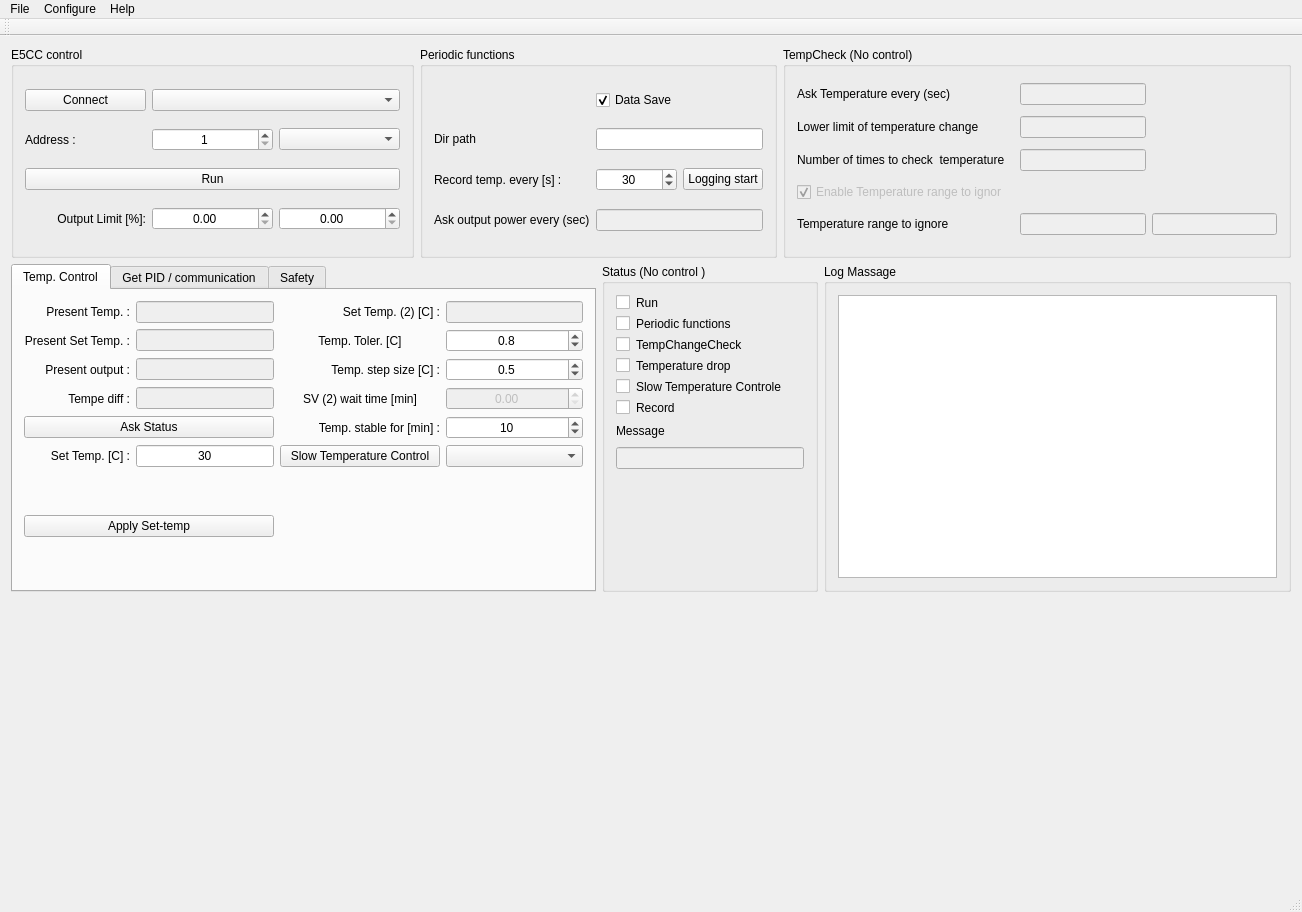
Before: the Qt Designer form mainwindow.ui in daimiura/OmronPID, drawn with Qt 5.
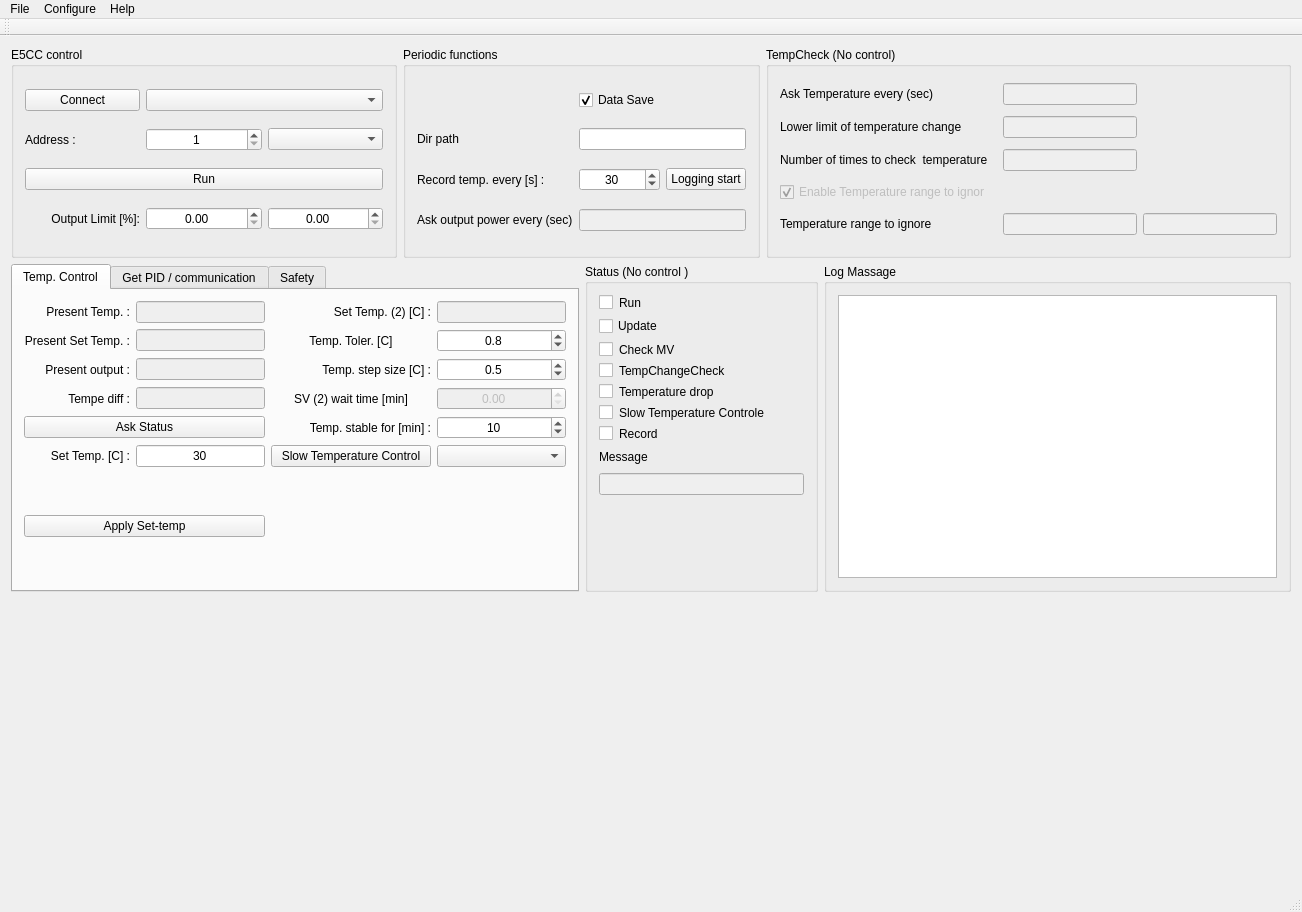
After: the same form once the commit is applied. Custom widgets are drawn as their Qt base class.

The edit to the form file:
```diff
--- a/mainwindow.ui
+++ b/mainwindow.ui
@@ -904,7 +904,14 @@
          </property>
         </widget>
        </item>
-       <item row="1" column="0">
+       <item row="1" column="0" colspan="2">
+        <widget class="QCheckBox" name="checkBoxUpdate">
+         <property name="text">
+          <string>Update</string>
+         </property>
+        </widget>
+       </item>
+       <item row="2" column="0">
         <widget class="QCheckBox" name="checkBoxStatusPeriodic">
          <property name="enabled">
           <bool>true</bool>
@@ -914,14 +921,14 @@
          </property>
         </widget>
        </item>
-       <item row="1" column="1" colspan="2">
+       <item row="2" column="1">
         <widget class="QLabel" name="label_24">
          <property name="text">
-          <string>Periodic functions</string>
+          <string>Check MV</string>
          </property>
         </widget>
        </item>
-       <item row="2" column="0">
+       <item row="3" column="0">
         <widget class="QCheckBox" name="checkBoxStautsTempCheck">
          <property name="enabled">
           <bool>true</bool>
@@ -931,14 +938,14 @@
          </property>
         </widget>
        </item>
-       <item row="2" column="1" colspan="2">
+       <item row="3" column="1" colspan="2">
         <widget class="QLabel" name="label_25">
          <property name="text">
           <string>TempChangeCheck</string>
          </property>
         </widget>
        </item>
-       <item row="3" column="0">
+       <item row="4" column="0">
         <widget class="QCheckBox" name="checkBoxStatusTempDrop">
          <property name="enabled">
           <bool>true</bool>
@@ -948,14 +955,14 @@
          </property>
         </widget>
        </item>
-       <item row="3" column="1" colspan="2">
+       <item row="4" column="1" colspan="2">
         <widget class="QLabel" name="label_26">
          <property name="text">
           <string>Temperature drop</string>
          </property>
         </widget>
        </item>
-       <item row="4" column="0">
+       <item row="5" column="0">
         <widget class="QCheckBox" name="checkBoxStatusSTC">
          <property name="enabled">
           <bool>true</bool>
@@ -965,14 +972,14 @@
          </property>
         </widget>
        </item>
-       <item row="4" column="1" colspan="2">
+       <item row="5" column="1" colspan="2">
         <widget class="QLabel" name="label_27">
          <property name="text">
           <string>Slow Temperature Controle</string>
          </property>
         </widget>
        </item>
-       <item row="5" column="0">
+       <item row="6" column="0">
         <widget class="QCheckBox" name="checkBoxStatusRecord">
          <property name="enabled">
           <bool>true</bool>
@@ -982,14 +989,14 @@
          </property>
         </widget>
        </item>
-       <item row="5" column="1">
+       <item row="6" column="1">
         <widget class="QLabel" name="label_28">
          <property name="text">
           <string>Record</string>
          </property>
         </widget>
        </item>
-       <item row="6" column="0" colspan="2">
+       <item row="7" column="0" colspan="2">
         <widget class="QLabel" name="label_18">
          <property name="text">
           <string>Message</string>
@@ -999,7 +1006,7 @@
          </property>
         </widget>
        </item>
-       <item row="6" column="2">
+       <item row="7" column="2">
         <spacer name="horizontalSpacer_3">
          <property name="orientation">
           <enum>Qt::Horizontal</enum>
@@ -1012,7 +1019,7 @@
          </property>
         </spacer>
        </item>
-       <item row="7" column="0" colspan="3">
+       <item row="8" column="0" colspan="3">
         <widget class="QLineEdit" name="lineEdit_msg">
          <property name="enabled">
           <bool>false</bool>
@@ -1025,7 +1032,7 @@
          </property>
         </widget>
        </item>
-       <item row="8" column="2">
+       <item row="9" column="2">
         <spacer name="verticalSpacer_2">
          <property name="orientation">
           <enum>Qt::Vertical</enum>
```
Left out of the diff: 460 changed lines with no effect on the pictures.
